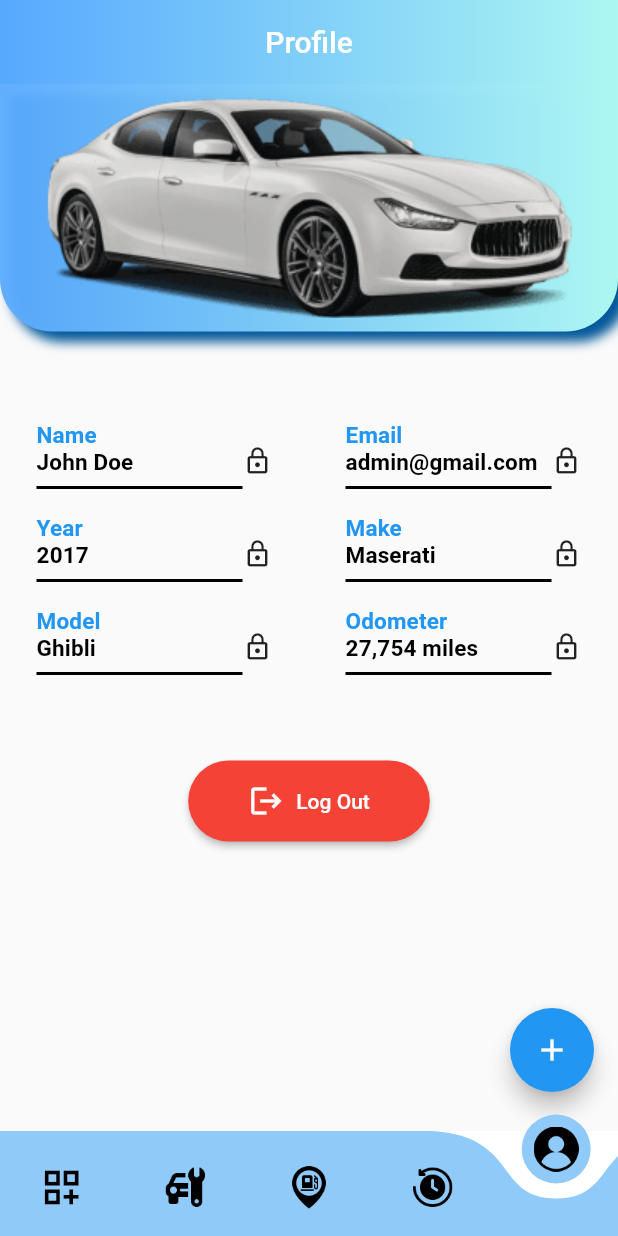
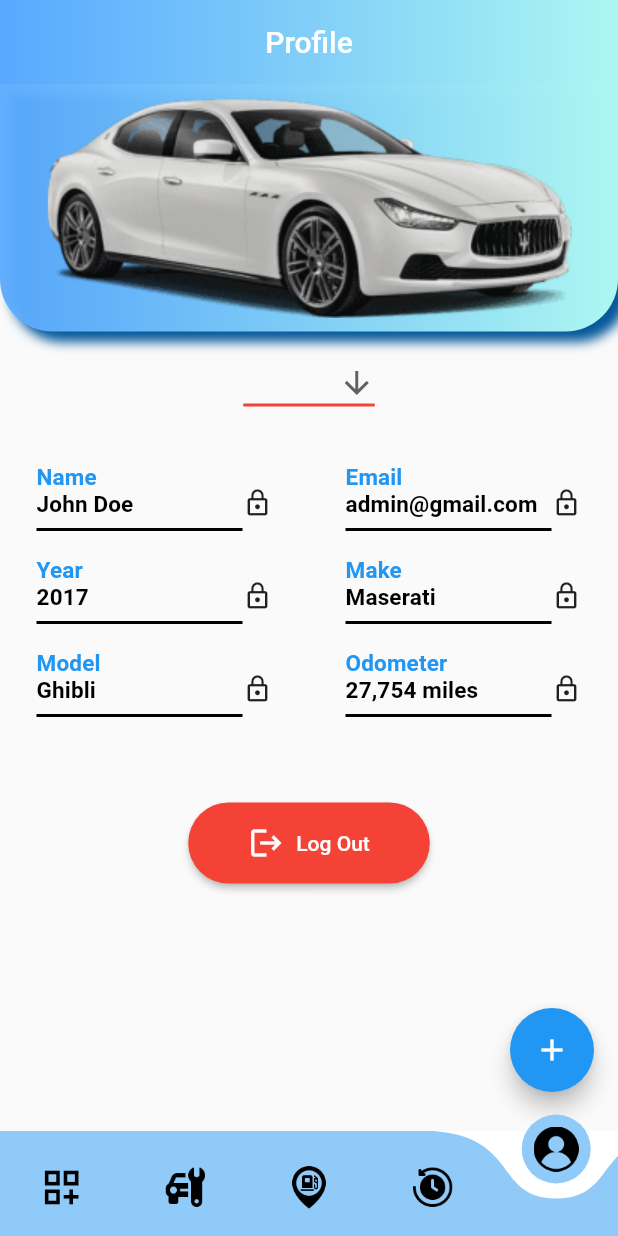
Before and after one commit to jabezj1/Motore, a Flutter app: the screen it shows after launch, item 5 of the bottom bar chosen, on a phone screen of 412 x 824 dp. Run offline on Flutter 3.47's test engine with Material 2 defaults, Android fonts, the phone set to English and light mode, and no system bars; drawn by our look-alikes of curved_navigation_bar; our stand-ins replace animated_splash_screen, auth_buttons, cloud_firestore, dio, firebase_auth, firebase_core and 8 more; accounts and stored records are empty.

Commit message:
added dropdown in Profile pg

```diff
--- a/lib/pages/profile.dart
+++ b/lib/pages/profile.dart
@@ -2,6 +2,13 @@ import 'package:flutter/material.dart';
 import 'package:motore/services/auth.dart';
 import 'package:motore/pages/createCarProfile.dart';
 import 'package:motore/services/auth.dart';
+
+const List<String> list = <String>[
+  ' Car One',
+  ' Car Two',
+  ' Car Three',
+  ' Car Four',
+];
 
 class Profile extends StatefulWidget {
   const Profile({Key? key}) : super(key: key);
@@ -80,7 +87,31 @@ class _ProfileState extends State<Profile> {
                   ]),
             ),
           ),
-          SizedBox(height: 60),
+          SizedBox(height: 10),
+          DropdownButton<String>(
+            //value: dropdownValue,
+            icon: const Icon(Icons.arrow_downward),
+            elevation: 16,
+            style: const TextStyle(color: Colors.blue),
+            underline: Container(
+              height: 2,
+              color: Colors.red,
+            ),
+            onChanged: (String? value) {
+              // This is called when the user selects an item.
+              // setState(() {
+              //   dropdownValue = value!;
+              // }
+              //);
+            },
+            items: list.map<DropdownMenuItem<String>>((String value) {
+              return DropdownMenuItem<String>(
+                value: value,
+                child: Text(value),
+              );
+            }).toList(),
+          ),
+          SizedBox(height: 30),
           Row(
             children: [
               ProfileRow(title: 'Name', value: 'John Doe'),
```
